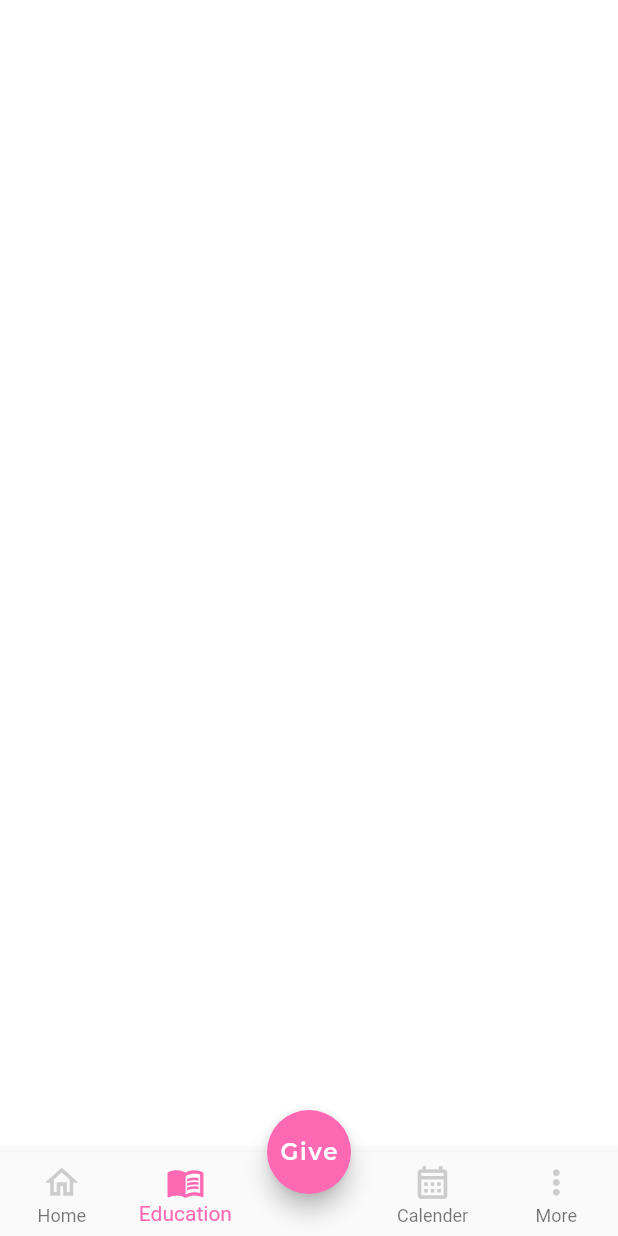
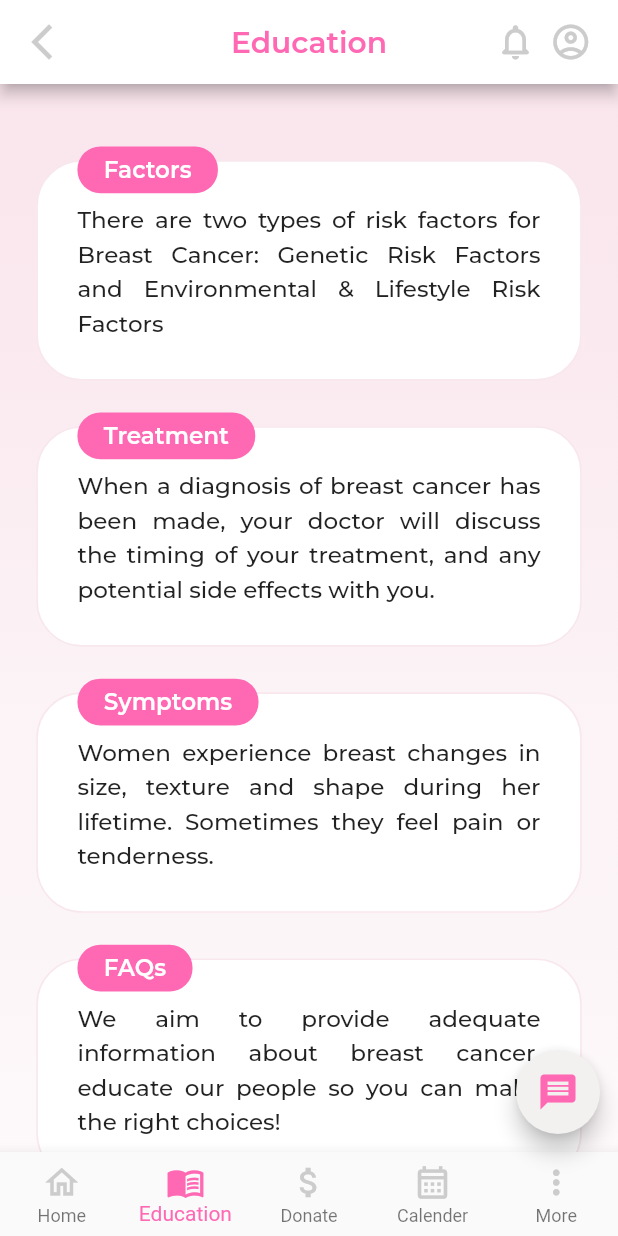
Before and after one commit to laibashaheeen/pink_ribbon, a Flutter app: the screen it shows after launch, item 2 of the bottom bar chosen, on a phone screen of 412 x 824 dp. Run offline on Flutter 3.47's test engine with Material 2 defaults, Android fonts, the light colour scheme and no system bars; our stand-ins replace carousel_slider, dots_indicator, flutter_screenutil, google_fonts.

Commit message:
Second Screen Done

```diff
--- a/lib/data/app_colors.dart
+++ b/lib/data/app_colors.dart
@@ -4,11 +4,16 @@ import 'package:flutter/services.dart';
 class AppColors {
   static Color kPrimary = const Color(0xFFFF69B4);
   static Color kAppBarPink = const Color(0xFFFA94C7);
+  static Color kBackgroundPink1 = const Color(0xFFF2BED1);
+  static Color kBackgroundPink2 = const Color(0xFFF8E8EE);
+  static Color kBackgroundPink3 = const Color(0xFFF9F5F6);
   static Color kWhite = const Color(0xFFFFFFFF);
   static Color kBlack = const Color(0xFF000000);
   static Color kAppBarGrey = const Color(0xFFCCCCCC);
   static Color kGrey = const Color.fromARGB(255, 162, 149, 158);
   static Color kLightGrey = const Color.fromARGB(255, 249, 246, 247);
+  static Color kFloatingGrey = const Color(0xFFF3F0F0);
+
 
   static const defaultOverlay = SystemUiOverlayStyle(
     statusBarColor: Colors.transparent,
--- a/lib/data/typography.dart
+++ b/lib/data/typography.dart
@@ -46,6 +46,8 @@ class AppTypography {
   // Bold . (700)
   static TextStyle kBold16 =
       GoogleFonts.montserrat(fontSize: 16.sp, fontWeight: FontWeight.w700);
+  static TextStyle kBold18 =
+      GoogleFonts.montserrat(fontSize: 18.sp, fontWeight: FontWeight.w700);
   static TextStyle kBold20 =
       GoogleFonts.montserrat(fontSize: 20.sp, fontWeight: FontWeight.w700);
   static TextStyle kBold22 =
@@ -53,5 +55,4 @@ class AppTypography {
   // Extra . (800 )
   static TextStyle kExtraBold24 =
       GoogleFonts.montserrat(fontSize: 26.sp, fontWeight: FontWeight.w800);
-
 }
--- /dev/null
+++ b/lib/model/EducationModel.dart
@@ -0,0 +1,17 @@
+
+
+
+class EducationModel {
+  String title;
+  String subtitle;
+  String description;
+  EducationModel({required this.subtitle, required this.title, required this.description});
+}
+
+List<EducationModel> educationItem = [
+  EducationModel(subtitle: 'Factors', title: " ",description: "There are two types of risk factors for Breast Cancer: Genetic Risk Factors and Environmental & Lifestyle Risk Factors"),
+  EducationModel(subtitle: 'Treatment', title: " ", description: "When a diagnosis of breast cancer has been made, your doctor will discuss the timing of your treatment, and any potential side effects with you."),
+  EducationModel(subtitle: 'Symptoms', title: " ", description: "Women experience breast changes in size, texture and shape during her lifetime. Sometimes they feel pain or tenderness."),
+  EducationModel(subtitle: 'FAQs', title: " ", description: "We aim to provide adequate information about breast cancer, educate our people so you can make the right choices!"),
+
+];
--- /dev/null
+++ b/lib/views/educationpage/components/EducationCard.dart
@@ -0,0 +1,48 @@
+import 'package:flutter/material.dart';
+import 'package:flutter_screenutil/flutter_screenutil.dart';
+import 'package:pink_ribbon/data/app_colors.dart';
+import 'package:pink_ribbon/data/typography.dart';
+import 'package:pink_ribbon/model/EducationModel.dart';
+
+class EducationCard extends StatelessWidget {
+  final EducationModel educationItem;
+  const EducationCard({required this.educationItem, super.key});
+
+  @override
+  Widget build(BuildContext context) {
+    return Stack(
+      clipBehavior: Clip.none,
+      children: [
+        Container(
+          width: double.infinity,
+          padding: EdgeInsets.all(26.h),
+          decoration: BoxDecoration(
+              color: AppColors.kWhite,
+              borderRadius: BorderRadius.circular(30.r),
+              border:
+                  Border.all(color: AppColors.kBackgroundPink2, width: 1.w)),
+          child: Text(
+            educationItem.description,
+            style: AppTypography.kLight14.copyWith(
+              height: 1.5,
+
+            ),
+             textAlign: TextAlign.justify,
+          ),
+        ),
+        Positioned(
+          left: 25.w,
+          top: -9.h,
+          child: Container(
+            padding: EdgeInsets.symmetric(horizontal: 16.w, vertical: 6.h),
+            decoration: BoxDecoration(
+                color: AppColors.kPrimary,
+                borderRadius: BorderRadius.circular(15.r)),
+            child: Text(educationItem.subtitle,
+            style: AppTypography.kSemiBold14.copyWith(color: AppColors.kWhite),),
+          ),
+        )
+      ],
+    );
+  }
+}
--- /dev/null
+++ b/lib/views/educationpage/education_page.dart
@@ -0,0 +1,113 @@
+import 'package:flutter/material.dart';
+import 'package:flutter_screenutil/flutter_screenutil.dart';
+import 'package:pink_ribbon/data/app_colors.dart';
+import 'package:pink_ribbon/data/typography.dart';
+import 'package:pink_ribbon/model/EducationModel.dart';
+import 'package:pink_ribbon/views/educationpage/components/EducationCard.dart';
+import 'package:pink_ribbon/views/landingpage/landing_page.dart';
+
+
+class EducationPage extends StatefulWidget {
+  const EducationPage({Key? key}) : super(key: key);
+
+  @override
+  State<EducationPage> createState() => _EducationPageState();
+}
+
+class _EducationPageState extends State<EducationPage> {
+
+
+  @override
+  Widget build(BuildContext context) {
+    return Scaffold(
+      appBar: AppBar(
+
+        backgroundColor: AppColors.kWhite,
+        leading: InkWell(
+          onTap: () {
+            Navigator.push(
+                  context,
+                  MaterialPageRoute(
+                    builder: (context) => const LandingPage(),
+                  ));
+          },
+          child: Icon(
+                Icons.arrow_back_ios_new,
+                size: 28,
+                color: AppColors.kAppBarGrey,
+              ),
+        ),
+        centerTitle: true,
+        title: Text("Education",
+                style: AppTypography.kSemiBold18.copyWith(color: AppColors.kPrimary)
+                ),
+        actions: [
+          InkWell(
+            onTap: () {
+              // Navigator.push(
+              //     context,
+              //     MaterialPageRoute(
+              //       builder: (context) => const NotificationPage(),
+              //     ));
+            },
+            child: Icon(
+              Icons.notifications_none_rounded,
+              size: 28,
+              color: AppColors.kAppBarGrey,
+            ),
+          ),
+          InkWell(
+              onTap: () {},
+              child: Padding(
+                padding: EdgeInsets.only(right: 16.w, left: 8.w),
+                child: Icon(
+                  Icons.account_circle_outlined,
+                  size: 28,
+                  color: AppColors.kAppBarGrey,
+                ),
+              )),
+        ],
+      ),
+      body: SingleChildScrollView(
+
+        child: Container(
+          padding: EdgeInsets.symmetric(horizontal: 22.w,),
+          width: double.infinity,
+          decoration: BoxDecoration(
+            gradient: LinearGradient(
+              colors: [
+                AppColors.kBackgroundPink1.withOpacity(0.4),
+                AppColors.kBackgroundPink2.withOpacity(0.5),
+                AppColors.kWhite,
+              ],
+              begin: Alignment.topCenter,
+              end: Alignment.bottomCenter,
+            ),
+          ),
+          child: Column(
+
+            children: [
+              SizedBox(height: 50.h,),
+              ListView.separated(
+                        separatorBuilder: (context, index) => SizedBox(height: 30.h),
+                        padding: EdgeInsets.zero,
+                        shrinkWrap: true,
+                        physics: const NeverScrollableScrollPhysics(),
+                        itemCount: educationItem.length,
+                        itemBuilder: (BuildContext context, int index) {
+                          return EducationCard(
+                            educationItem: educationItem[index],
+                          );
+                        },
+                      ),
+                      SizedBox(height: 100.h,),
+            ],
+          ),
+        ),
+      ),
+
+
+
+    );
+  }
+}
--- a/lib/views/homepage/components/banner_card.dart
+++ b/lib/views/homepage/components/banner_card.dart
@@ -1,9 +1,8 @@
 import 'package:flutter/material.dart';
 import 'package:flutter_screenutil/flutter_screenutil.dart';
 
+class BannerCard extends StatelessWidget {
 
-class BannerCard extends StatelessWidget {
-  // const BannerCard({ super.key });
    final String imagePath;
 
    const BannerCard({Key? key, required this.imagePath}) : super(key: key);
--- a/lib/views/homepage/home_page.dart
+++ b/lib/views/homepage/home_page.dart
@@ -8,6 +8,7 @@ import 'package:pink_ribbon/data/typography.dart';
 import 'package:pink_ribbon/model/testimonial_model.dart';
 import 'package:pink_ribbon/views/homepage/components/banner_card.dart';
 import 'package:pink_ribbon/views/homepage/components/testimonial.dart';
+
 
 class HomePage extends StatefulWidget {
   const HomePage({Key? key}) : super(key: key);
@@ -63,23 +64,19 @@ class _HomePageState extends State<HomePage> {
         ],
       ),
       body: SingleChildScrollView(
-        child: Stack(
-          children: [
-            Opacity(
-              opacity: 0.2,
         child: Container(
           width: double.infinity,
           decoration: BoxDecoration(
-                    image: DecorationImage(
-                  fit: BoxFit.cover,
-                  image: AssetImage(
-                    AppAssets.kBackground,      // this image is not showing up due to singlechildscrollview
-                  ),
-                )),
+          gradient: LinearGradient(
+            colors: [
+              AppColors.kBackgroundPink1.withOpacity(0.4),
+              AppColors.kBackgroundPink2.withOpacity(0.5),
+              AppColors.kWhite,
+            ],
+            begin: Alignment.topCenter,
+            end: Alignment.bottomCenter,
           ),
         ),
-            SizedBox(
-              width: double.infinity,
           child: Column(
             children: [
               SizedBox(
@@ -169,7 +166,7 @@ class _HomePageState extends State<HomePage> {
                 padding: EdgeInsets.symmetric(horizontal: 26.0.w),
                 child: Text(
                   '"And whoever saves a life, it will be as if they saved all \nof humanity."',
-                      style: AppTypography.kSemiBold20.copyWith(
+                  style: AppTypography.kSemiBold18.copyWith(
                     color: AppColors.kGrey,
                   ),
                   textAlign: TextAlign.center,
@@ -193,6 +190,7 @@ class _HomePageState extends State<HomePage> {
               SizedBox(
                 height: 20.h,
               ),
+
               CarouselSlider.builder(
                 options: CarouselOptions(
                   height: 260,
@@ -211,13 +209,16 @@ class _HomePageState extends State<HomePage> {
               ),
               SizedBox(
                 height: 100.h,
-                  )
+              ),
+
             ],
           ),
+
         ),
-          ],
+
       ),
-      ),
+
+
     );
   }
 }
--- a/lib/views/landingpage/landing_page.dart
+++ b/lib/views/landingpage/landing_page.dart
@@ -1,11 +1,7 @@
 import 'package:flutter/material.dart';
 import 'package:pink_ribbon/data/app_colors.dart';
-import 'package:pink_ribbon/data/typography.dart';
+import 'package:pink_ribbon/views/educationpage/education_page.dart';
 import 'package:pink_ribbon/views/homepage/home_page.dart';
-
-// import 'package:stylish/views/homepage/homepage_view.dart';
-// import 'package:stylish/views/shoppage/shoppage_view.dart';
-// import 'package:stylish/views/trending/trendingpage_view.dart';
 
 class LandingPage extends StatefulWidget {
   const LandingPage({super.key});
@@ -19,10 +15,8 @@ class _HomePageState extends State<LandingPage> {
   bool isSelected = false;
 
   List<Widget> pages = [
-    // const HomePage(),
-    // const WishlistPage(),
     const HomePage(),
-    Container(),
+    const EducationPage(),
     Container(),
     Container(),
     Container(),
@@ -31,30 +25,27 @@ class _HomePageState extends State<LandingPage> {
   Widget build(BuildContext context) {
     return Scaffold(
       extendBody: true,
-
       body: pages[_currentIndex],
-      floatingActionButtonLocation: FloatingActionButtonLocation.centerDocked,
+      floatingActionButtonLocation: FloatingActionButtonLocation.miniEndFloat,
       floatingActionButton: FloatingActionButton(
           onPressed: () {
             isSelected = !isSelected;
 
             setState(() {
-            // Navigator.push(context, MaterialPageRoute(builder: (context) => const ShopPage()));
-            Navigator.push(context, MaterialPageRoute(builder: (context) => Container()));
+              Navigator.push(context,
+                  MaterialPageRoute(builder: (context) => Container()));
             });
           },
-        backgroundColor: AppColors.kPrimary,
+          backgroundColor: AppColors.kFloatingGrey,
           shape: RoundedRectangleBorder(
             borderRadius: BorderRadius.circular(100),
           ),
-        child: Text(
-                      'Give',
-                      style: AppTypography.kSemiBold14
-                          .copyWith(color: AppColors.kWhite)
-                    ),
-      ),
+          child: Icon(
+            Icons.message,
+            color: AppColors.kPrimary,
+            size: 28,
+          )),
       bottomNavigationBar: BottomNavigationBar(
-
         type: BottomNavigationBarType.fixed,
         selectedItemColor: AppColors.kPrimary,
         currentIndex: _currentIndex,
@@ -65,49 +56,65 @@ class _HomePageState extends State<LandingPage> {
         },
         items: [
           BottomNavigationBarItem(
-            activeIcon: Icon(Icons.home,
+            activeIcon: Icon(
+              Icons.home,
               color: AppColors.kPrimary,
               size: 26,
             ),
-            icon: Icon(Icons.home_outlined,
+            icon: Icon(
+              Icons.home_outlined,
               color: AppColors.kAppBarGrey,
               size: 26,
             ),
             label: 'Home',
           ),
           BottomNavigationBarItem(
-            activeIcon: Icon(Icons.menu_book_outlined,
+            activeIcon: Icon(
+              Icons.menu_book_outlined,
               color: AppColors.kPrimary,
               size: 26,
             ),
-
-            icon: Icon(Icons.menu_book_outlined,
+            icon: Icon(
+              Icons.menu_book_outlined,
               color: AppColors.kAppBarGrey,
               size: 26,
             ),
             label: 'Education',
           ),
-          const BottomNavigationBarItem(
-            icon: SizedBox(width: 0),
-            label: '',
-          ),
           BottomNavigationBarItem(
-            activeIcon: Icon(Icons.calendar_month,
+            activeIcon: Icon(
+              Icons.attach_money,
               color: AppColors.kPrimary,
               size: 26,
             ),
-            icon: Icon(Icons.calendar_month_outlined,
+            icon: Icon(
+              Icons.attach_money,
+              color: AppColors.kAppBarGrey,
+              size: 26,
+            ),
+            label: 'Donate',
+          ),
+          BottomNavigationBarItem(
+            activeIcon: Icon(
+              Icons.calendar_month,
+              color: AppColors.kPrimary,
+              size: 26,
+            ),
+            icon: Icon(
+              Icons.calendar_month_outlined,
               color: AppColors.kAppBarGrey,
               size: 26,
             ),
             label: 'Calender',
           ),
           BottomNavigationBarItem(
-             activeIcon: Icon(Icons.more_vert,
+            activeIcon: Icon(
+              Icons.more_vert,
               color: AppColors.kPrimary,
               size: 26,
             ),
-            icon: Icon(Icons.more_vert,
+            icon: Icon(
+              Icons.more_vert,
               color: AppColors.kAppBarGrey,
               size: 26,
             ),
```
Lines whose indentation alone changed are shown as unchanged.
